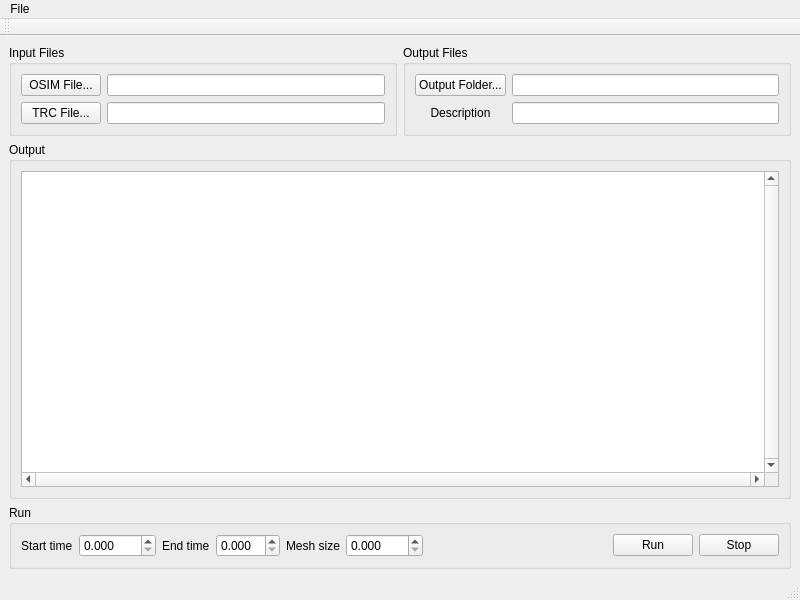
Above: MainWindow.ui from wol101/MocoTrackQt before the change. Below: the same form after it.
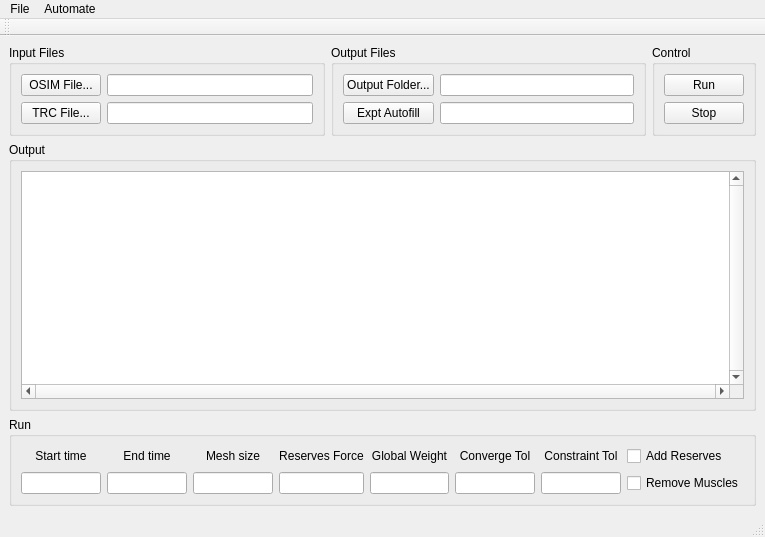
That is the form after the change. Icons and pictures are not drawn. Custom widgets are drawn as their Qt base class.

Diff of the .ui file:
```diff
--- a/MainWindow.ui
+++ b/MainWindow.ui
@@ -6,15 +6,15 @@
    <rect>
     <x>0</x>
     <y>0</y>
-    <width>800</width>
-    <height>600</height>
+    <width>765</width>
+    <height>537</height>
    </rect>
   </property>
   <property name="windowTitle">
    <string>MainWindow</string>
   </property>
   <widget class="QWidget" name="centralwidget">
-   <layout class="QGridLayout" name="gridLayout_5">
+   <layout class="QGridLayout" name="gridLayout_6">
     <item row="0" column="0">
      <widget class="QGroupBox" name="groupBox">
       <property name="title">
@@ -64,19 +64,39 @@
         <widget class="QLineEdit" name="lineEditExperimentName"/>
        </item>
        <item row="1" column="0">
-        <widget class="QLabel" name="label_4">
+        <widget class="QPushButton" name="pushButtonAutofill">
          <property name="text">
-          <string>Description</string>
+          <string>Expt Autofill</string>
          </property>
-         <property name="alignment">
-          <set>Qt::AlignCenter</set>
+        </widget>
+       </item>
+      </layout>
+     </widget>
+    </item>
+    <item row="0" column="2">
+     <widget class="QGroupBox" name="groupBox_5">
+      <property name="title">
+       <string>Control</string>
+      </property>
+      <layout class="QGridLayout" name="gridLayout_4">
+       <item row="0" column="0">
+        <widget class="QPushButton" name="pushButtonRun">
+         <property name="text">
+          <string>Run</string>
          </property>
         </widget>
        </item>
+       <item row="1" column="0">
+        <widget class="QPushButton" name="pushButtonStop">
+         <property name="text">
+          <string>Stop</string>
+         </property>
+        </widget>
+       </item>
       </layout>
      </widget>
     </item>
-    <item row="1" column="0" colspan="2">
+    <item row="1" column="0" colspan="3">
      <widget class="QGroupBox" name="groupBox_3">
       <property name="title">
        <string>Output</string>
@@ -98,90 +118,114 @@
       </layout>
      </widget>
     </item>
-    <item row="2" column="0" colspan="2">
+    <item row="2" column="0" colspan="3">
      <widget class="QGroupBox" name="groupBox_4">
       <property name="title">
        <string>Run</string>
       </property>
-      <layout class="QGridLayout" name="gridLayout_4">
-       <item row="0" column="3">
-        <widget class="QDoubleSpinBox" name="doubleSpinBoxEndTime">
-         <property name="decimals">
-          <number>3</number>
-         </property>
-         <property name="minimum">
-          <double>0.000000000000000</double>
-         </property>
-         <property name="value">
-          <double>0.000000000000000</double>
-         </property>
-        </widget>
-       </item>
-       <item row="0" column="2">
+      <layout class="QGridLayout" name="gridLayout_5">
+       <item row="0" column="1">
         <widget class="QLabel" name="label_2">
          <property name="text">
           <string>End time</string>
          </property>
-        </widget>
-       </item>
-       <item row="0" column="7">
-        <widget class="QPushButton" name="pushButtonRun">
-         <property name="text">
-          <string>Run</string>
+         <property name="alignment">
+          <set>Qt::AlignCenter</set>
          </property>
         </widget>
        </item>
-       <item row="0" column="1">
-        <widget class="QDoubleSpinBox" name="doubleSpinBoxStartTime">
-         <property name="decimals">
-          <number>3</number>
-         </property>
-         <property name="maximum">
-          <double>9999.000000000000000</double>
-         </property>
-        </widget>
+       <item row="1" column="1">
+        <widget class="LineEditDouble" name="lineEditEndTime"/>
+       </item>
+       <item row="1" column="6">
+        <widget class="LineEditDouble" name="lineEditConstraintTolerance"/>
        </item>
        <item row="0" column="0">
         <widget class="QLabel" name="label">
          <property name="text">
           <string>Start time</string>
          </property>
+         <property name="alignment">
+          <set>Qt::AlignCenter</set>
+         </property>
         </widget>
        </item>
        <item row="0" column="5">
-        <widget class="QDoubleSpinBox" name="doubleSpinBoxMeshSize">
-         <property name="decimals">
-          <number>3</number>
+        <widget class="QLabel" name="label_6">
+         <property name="text">
+          <string>Converge Tol</string>
          </property>
-         <property name="maximum">
-          <double>9999.000000000000000</double>
+         <property name="alignment">
+          <set>Qt::AlignCenter</set>
          </property>
         </widget>
        </item>
-       <item row="0" column="6">
-        <spacer name="horizontalSpacer">
-         <property name="orientation">
-          <enum>Qt::Horizontal</enum>
-         </property>
-         <property name="sizeHint" stdset="0">
-          <size>
-           <width>257</width>
-           <height>20</height>
-          </size>
-         </property>
-        </spacer>
-       </item>
        <item row="0" column="4">
+        <widget class="QLabel" name="label_5">
+         <property name="text">
+          <string>Global Weight</string>
+         </property>
+         <property name="alignment">
+          <set>Qt::AlignCenter</set>
+         </property>
+        </widget>
+       </item>
+       <item row="1" column="3">
+        <widget class="LineEditDouble" name="lineEditReservesForce"/>
+       </item>
+       <item row="1" column="5">
+        <widget class="LineEditDouble" name="lineEditConvergenceTolerance"/>
+       </item>
+       <item row="1" column="2">
+        <widget class="LineEditDouble" name="lineEditMeshSize"/>
+       </item>
+       <item row="0" column="3">
+        <widget class="QLabel" name="label_4">
+         <property name="text">
+          <string>Reserves Force</string>
+         </property>
+         <property name="alignment">
+          <set>Qt::AlignCenter</set>
+         </property>
+        </widget>
+       </item>
+       <item row="0" column="6">
+        <widget class="QLabel" name="label_7">
+         <property name="text">
+          <string>Constraint Tol</string>
+         </property>
+         <property name="alignment">
+          <set>Qt::AlignCenter</set>
+         </property>
+        </widget>
+       </item>
+       <item row="1" column="0">
+        <widget class="LineEditDouble" name="lineEditStartTime"/>
+       </item>
+       <item row="1" column="4">
+        <widget class="LineEditDouble" name="lineEditGlobalWeight"/>
+       </item>
+       <item row="0" column="2">
         <widget class="QLabel" name="label_3">
          <property name="text">
           <string>Mesh size</string>
          </property>
+         <property name="alignment">
+          <set>Qt::AlignCenter</set>
+         </property>
         </widget>
        </item>
-       <item row="0" column="8">
-        <widget class="QPushButton" name="pushButtonStop">
+       <item row="0" column="7">
+        <widget class="QCheckBox" name="checkBoxAddReserves">
          <property name="text">
-          <string>Stop</string>
+          <string>Add Reserves</string>
+         </property>
+        </widget>
+       </item>
+       <item row="1" column="7">
+        <widget class="QCheckBox" name="checkBoxRemoveMuscles">
+         <property name="text">
+          <string>Remove Muscles</string>
          </property>
         </widget>
        </item>
@@ -195,7 +239,7 @@
     <rect>
      <x>0</x>
      <y>0</y>
-     <width>800</width>
+     <width>765</width>
      <height>21</height>
     </rect>
    </property>
@@ -213,7 +257,14 @@
     <addaction name="separator"/>
     <addaction name="actionQuit"/>
    </widget>
+   <widget class="QMenu" name="menuAutomate">
+    <property name="title">
+     <string>Automate</string>
+    </property>
+    <addaction name="actionBatch"/>
+   </widget>
    <addaction name="menuFile"/>
+   <addaction name="menuAutomate"/>
   </widget>
   <widget class="QStatusBar" name="statusbar"/>
   <widget class="QToolBar" name="toolBar">
@@ -283,8 +334,35 @@
    </property>
   </action>
  </widget>
- <resources>
-  <include location="resources.qrc"/>
- </resources>
+ <customwidgets>
+  <customwidget>
+   <class>LineEditDouble</class>
+   <extends>QLineEdit</extends>
+   <header>LineEditDouble.h</header>
+  </customwidget>
+ </customwidgets>
+ <tabstops>
+  <tabstop>pushButtonOSIMFile</tabstop>
+  <tabstop>lineEditOSIMFile</tabstop>
+  <tabstop>pushButtonTRCFile</tabstop>
+  <tabstop>lineEditTRCFile</tabstop>
+  <tabstop>pushButtonOutputFolder</tabstop>
+  <tabstop>lineEditOutputFolder</tabstop>
+  <tabstop>pushButtonAutofill</tabstop>
+  <tabstop>lineEditExperimentName</tabstop>
+  <tabstop>pushButtonRun</tabstop>
+  <tabstop>pushButtonStop</tabstop>
+  <tabstop>plainTextEditOutput</tabstop>
+  <tabstop>lineEditStartTime</tabstop>
+  <tabstop>lineEditEndTime</tabstop>
+  <tabstop>lineEditMeshSize</tabstop>
+  <tabstop>lineEditReservesForce</tabstop>
+  <tabstop>lineEditGlobalWeight</tabstop>
+  <tabstop>lineEditConvergenceTolerance</tabstop>
+  <tabstop>lineEditConstraintTolerance</tabstop>
+  <tabstop>checkBoxAddReserves</tabstop>
+  <tabstop>checkBoxRemoveMuscles</tabstop>
+ </tabstops>
+ <resources/>
  <connections/>
 </ui>
```
Left out of the diff: 15 changed lines with no effect on the pictures.
